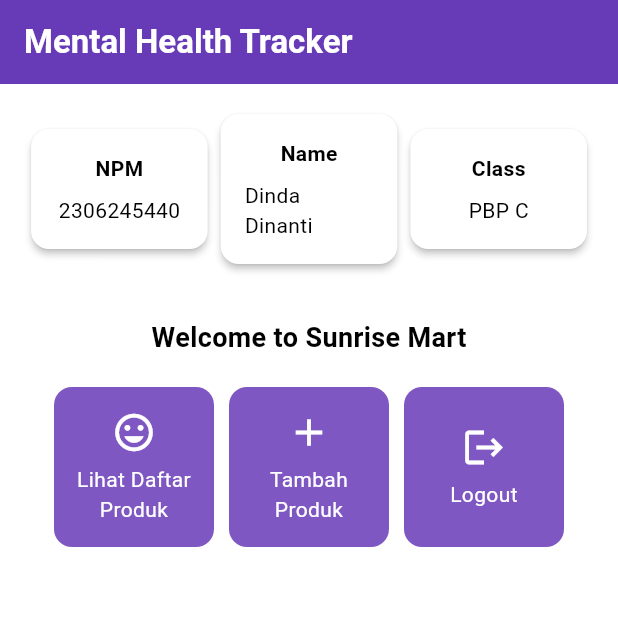
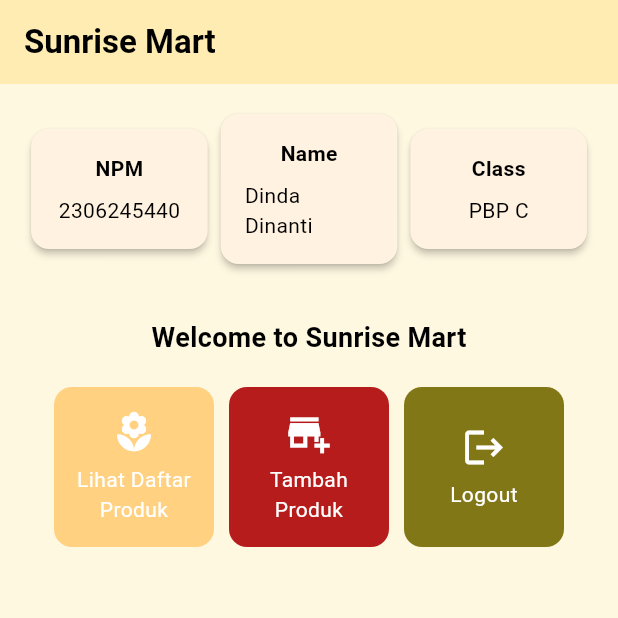
Before and after one commit to dinan26/sunrise-mart-mobile, a Flutter app: the screen it shows after launch, on a phone screen of 412 x 824 dp, the top half of it. Run offline on Flutter 3.47's test engine with Material 3 defaults, Android fonts, the light colour scheme and no system bars.

Commit message:
tugas individu 7

```diff
--- a/lib/menu.dart
+++ b/lib/menu.dart
@@ -5,27 +5,28 @@ class MyHomePage extends StatelessWidget {
   final String name = 'Dinda Dinanti'; // Nama
   final String className = 'PBP C'; // Kelas
   final List<ItemHomepage> items = [
-    ItemHomepage("Lihat Daftar Produk", Icons.mood),
-    ItemHomepage("Tambah Produk", Icons.add),
-    ItemHomepage("Logout", Icons.logout),
+    ItemHomepage("Lihat Daftar Produk", Icons.local_florist, Colors.orangeAccent.shade100),
+    ItemHomepage("Tambah Produk", Icons.add_business, Colors.red.shade900),
+    ItemHomepage("Logout", Icons.logout, Colors.lime.shade900),
   ];
 
-  MyHomePage({super.key}); // Removed 'const' keyword from here
+  MyHomePage({super.key});
 
   @override
   Widget build(BuildContext context) {
     return Scaffold(
       appBar: AppBar(
         title: const Text(
-          'Mental Health Tracker',
+          'Sunrise Mart',
           style: TextStyle(
-            color: Colors.white,
+            color: Colors.black,
             fontWeight: FontWeight.bold,
           ),
         ),
-        backgroundColor: Theme.of(context).colorScheme.primary,
+        backgroundColor: const Color(0xFFFFECB3),
       ),
-      body: Padding(
+      body: Container(
+        color: const Color(0xFFFFF8E1), // Background color modified
         padding: const EdgeInsets.all(16.0),
         child: Column(
           crossAxisAlignment: CrossAxisAlignment.center,
@@ -82,6 +83,7 @@ class InfoCard extends StatelessWidget {
   @override
   Widget build(BuildContext context) {
     return Card(
+      color: const Color(0xFFFFF2E0), // Ubah warna latar belakang
       elevation: 2.0,
       child: Container(
         width: MediaQuery.of(context).size.width / 3.5,
@@ -101,11 +103,13 @@ class InfoCard extends StatelessWidget {
   }
 }
 
+
 class ItemHomepage {
   final String name;
   final IconData icon;
+  final Color color;
 
-  ItemHomepage(this.name, this.icon);
+  ItemHomepage(this.name, this.icon, this.color);
 }
 
 class ItemCard extends StatelessWidget {
@@ -116,7 +120,7 @@ class ItemCard extends StatelessWidget {
   @override
   Widget build(BuildContext context) {
     return Material(
-      color: Theme.of(context).colorScheme.secondary,
+      color: item.color, // Ganti dengan warna dari item
       borderRadius: BorderRadius.circular(12),
       child: InkWell(
         onTap: () {
```
